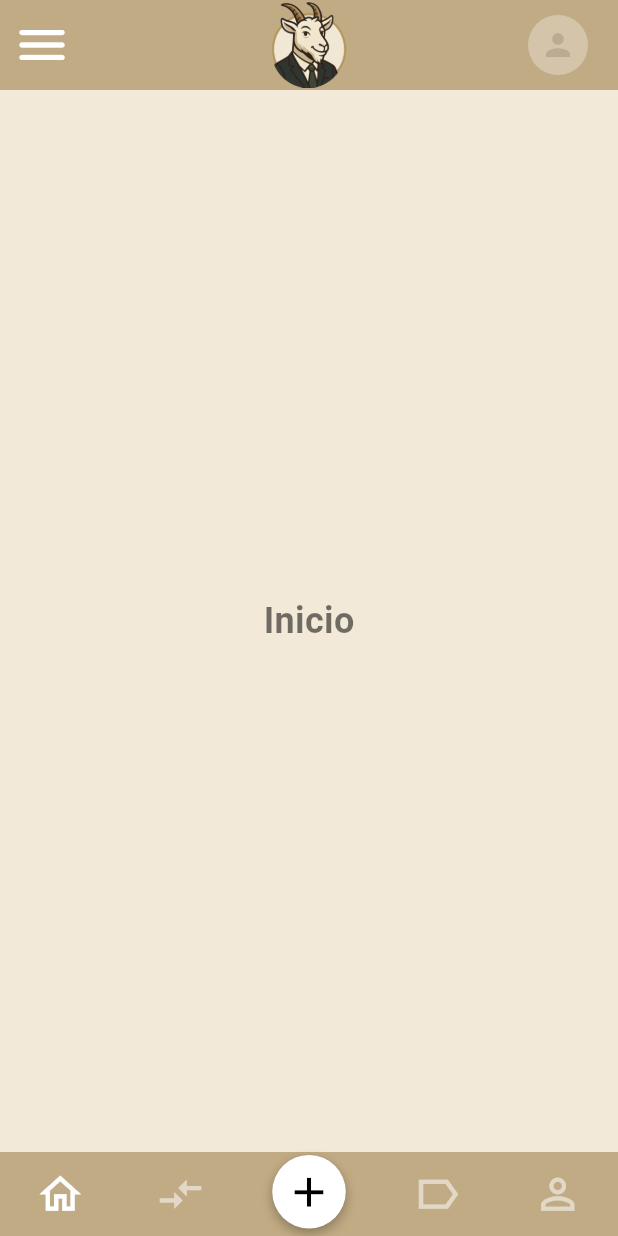
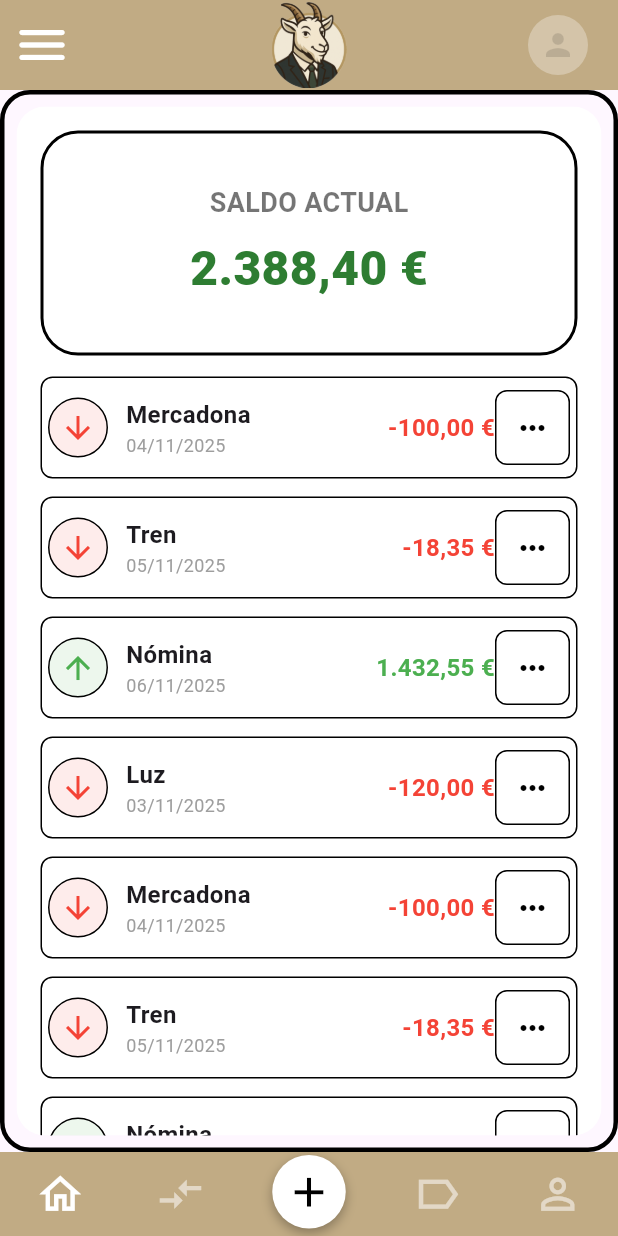
Before and after one commit to yunggraffs/chavocontrol_app, a Flutter app: the screen it shows after launch, on a phone screen of 412 x 824 dp. Run offline on Flutter 3.47's test engine with Material 3 defaults, Android fonts, the phone set to English and light mode, and no system bars.

Commit message:
Pagina inicio con widgets de saldo y movimientos hecho

```diff
--- a/lib/data/database/fake_data.dart
+++ b/lib/data/database/fake_data.dart
@@ -1,25 +1,25 @@
 import 'package:chavocontrol_app/models/categoria.dart';
-
-import '../../models/movimiento.dart';
+import 'package:chavocontrol_app/models/movimiento.dart';
 
 class FakeData {
 
   // Atributos
   static final List<Categoria> kFakeCategorias = [
     Categoria(id: 1, nombre: "Comida"),
-    Categoria(id: 2, nombre: "Tranasporte"),
+    Categoria(id: 2, nombre: "Transporte"),
     Categoria(id: 3, nombre: "Hogar"),
     Categoria(id: 4, nombre: "Facturas"),
     Categoria(id: 5, nombre: "Ingresos"),
   ];
 
-  static final List<Movimiento> kFrakeMovimientos = [
+  // La lista debe ser static final para este punto de retorno
+  static final List<Movimiento> kFakeMovimientos = [
     Movimiento(
         movimientoId: 1,
         nombre: "Mercadona",
-        importe: -100,
+        importe: -100.00,
         descripcion: null,
-        fecha: DateTime.now(),
+        fecha: DateTime.now().subtract(const Duration(days: 2)),
         categorias: [kFakeCategorias[0]]
     ),
     Movimiento(
@@ -27,7 +27,7 @@ class FakeData {
         nombre: "Tren",
         importe: -18.35,
         descripcion: "Tren a Barcelona",
-        fecha: DateTime.now(),
+        fecha: DateTime.now().subtract(const Duration(days: 1)),
         categorias: [kFakeCategorias[1]]
     ),
     Movimiento(
@@ -36,15 +36,52 @@ class FakeData {
         importe: 1432.55,
         descripcion: null,
         fecha: DateTime.now(),
-        categorias: [kFakeCategorias[5]]
+        categorias: [kFakeCategorias[4]]
     ),
     Movimiento(
         movimientoId: 4,
         nombre: "Luz",
-        importe: 120,
+        importe: -120.00,
         descripcion: "Factura de la Luz",
+        fecha: DateTime.now().subtract(const Duration(days: 3)),
+        categorias: [kFakeCategorias[3], kFakeCategorias[2]]
+    ),
+    Movimiento(
+        movimientoId: 5,
+        nombre: "Mercadona",
+        importe: -100.00,
+        descripcion: null,
+        fecha: DateTime.now().subtract(const Duration(days: 2)),
+        categorias: [kFakeCategorias[0]]
+    ),
+    Movimiento(
+        movimientoId: 6,
+        nombre: "Tren",
+        importe: -18.35,
+        descripcion: "Tren a Barcelona",
+        fecha: DateTime.now().subtract(const Duration(days: 1)),
+        categorias: [kFakeCategorias[1]]
+    ),
+    Movimiento(
+        movimientoId: 7,
+        nombre: "Nómina",
+        importe: 1432.55,
+        descripcion: null,
         fecha: DateTime.now(),
+        categorias: [kFakeCategorias[4]]
+    ),
+    Movimiento(
+        movimientoId: 8,
+        nombre: "Luz",
+        importe: -120.00,
+        descripcion: "Factura de la Luz",
+        fecha: DateTime.now().subtract(const Duration(days: 3)),
         categorias: [kFakeCategorias[3], kFakeCategorias[2]]
     ),
   ];
+
+  /// Calcula el saldo total sumando todos los importes de los movimientos.
+  static double getSaldoTotal() {
+    return kFakeMovimientos.fold(0.0, (sum, item) => sum + item.importe);
+  }
 }
--- a/lib/data/repositories/expense_repository.dart
+++ b/lib/data/repositories/expense_repository.dart
@@ -2,9 +2,14 @@ import 'package:chavocontrol_app/data/database/fake_data.dart';
 import 'package:chavocontrol_app/models/movimiento.dart';
 
 class ExpenseRepository {
+  // 1. Declaramos la dependencia
+  final FakeData fakeDataSource;
+
+  // 2. Requerimos la instancia en el constructor
+  ExpenseRepository(this.fakeDataSource);
 
   Future<List<Movimiento>> getAllMovimientos() async {
-    return FakeData.kFrakeMovimientos;
+    // 3. Accedemos a la data a través de la instancia recibida
+    return FakeData.kFakeMovimientos;
   }
-
 }
--- a/lib/main.dart
+++ b/lib/main.dart
@@ -1,14 +1,16 @@
 import 'package:chavocontrol_app/presentation/screens/splash_screen.dart';
 import 'package:flutter/material.dart';
+// NOTE: Se elimina el import de 'package:provider/provider.dart'
+// NOTE: Se elimina el import de 'package:chavocontrol_app/data/database/fake_data.dart'
 
 void main() {
+  // Se elimina el ChangeNotifierProvider
   runApp(const MyApp());
 }
 
 class MyApp extends StatelessWidget {
   const MyApp({super.key});
 
-  // This widget is the root of your application.
   @override
   Widget build(BuildContext context) {
     return MaterialApp(
--- /dev/null
+++ b/lib/presentation/screens/main_body.dart
@@ -0,0 +1,57 @@
+import 'package:flutter/material.dart';
+// NOTE: Se elimina el import de 'package:provider/provider.dart'
+import 'package:chavocontrol_app/presentation/widgets/card_saldo.dart';
+import 'package:chavocontrol_app/presentation/widgets/movement_list_item.dart';
+import 'package:chavocontrol_app/data/database/fake_data.dart'; // Importa la data
+
+class MainBody extends StatelessWidget {
+  const MainBody({super.key});
+
+  static const double borderRadius = 20.0;
+
+  @override
+  Widget build(BuildContext context) {
+
+    // 1. Obtener la lista de movimientos y calcular el saldo (ACCESO ESTÁTICO)
+    final List movimientos = FakeData.kFakeMovimientos;
+    final double saldoTotal = FakeData.getSaldoTotal();
+
+    // 2. Contenedor exterior para definir el borde.
+    return Container(
+      padding: const EdgeInsets.all(8.0),
+      decoration: BoxDecoration(
+        color: Colors.transparent,
+        borderRadius: BorderRadius.circular(borderRadius),
+        border: Border.all(
+          color: Colors.black,
+          width: 3.0,
+        ),
+      ),
+
+      child: ClipRRect(
+        borderRadius: BorderRadius.circular(borderRadius - 1),
+
+        child: Container(
+          color: Colors.white,
+          child: Column(
+            children: [
+              // 3. Pasamos el saldo total al CardSaldo
+              CardSaldo(saldo: saldoTotal),
+
+              // ZONA SCROLLABLE
+              Expanded(
+                child: ListView.builder(
+                  itemCount: movimientos.length,
+                  itemBuilder: (context, index) {
+                    final movimiento = movimientos[index];
+                    return MovementListItem(movimiento: movimiento);
+                  },
+                ),
+              ),
+            ],
+          ),
+        ),
+      ),
+    );
+  }
+}
--- a/lib/presentation/screens/main_screen.dart
+++ b/lib/presentation/screens/main_screen.dart
@@ -3,6 +3,7 @@ import 'package:chavocontrol_app/presentation/widgets/custom_appbar.dart';
 import 'package:flutter/material.dart';
 
 import '../widgets/bottom_navigation_bar.dart';
+import 'main_body.dart';
 
 class MainScreen extends StatefulWidget {
   const MainScreen({super.key});
@@ -17,7 +18,7 @@ class _MainScreenState extends State<MainScreen> {
   // Lista de Widgets (Páginas) que se mostrarán en el cuerpo del Scaffold.
   // Es importante que esta lista incluya los 6 índices usados en el CustomBottomNavigationBar (0, 1, 2, 3, 4, 5)
   final List<Widget> _pages = const <Widget>[
-    _PlaceholderScreen(title: 'Inicio', color: AppColors.primary),                  // Índice 0: Home
+    MainBody(),                  // Índice 0: Home
     _PlaceholderScreen(title: 'Lista de Movimientos', color: Colors.blueGrey),     // Índice 1: Movimientos (Lateral)
     _PlaceholderScreen(title: 'Módulo: Crear Movimiento', color: Colors.green),    // Índice 2: Acción Movimiento (Central Action)
     _PlaceholderScreen(title: 'Módulo: Crear Categoría', color: Colors.amber),     // Índice 3: Acción Categoría (Central Action)
--- /dev/null
+++ b/lib/presentation/widgets/card_saldo.dart
@@ -0,0 +1,67 @@
+import 'package:flutter/material.dart';
+import 'package:intl/intl.dart';
+
+// Asumo que AppColors está en esta ruta, ajústala si es necesario
+// import 'package:chavocontrol_app/config/app_colors.dart';
+
+class CardSaldo extends StatelessWidget {
+  final double saldo;
+
+  const CardSaldo({super.key, required this.saldo});
+
+  @override
+  Widget build(BuildContext context) {
+    // Formato de moneda
+    final currencyFormatter = NumberFormat.currency(
+      locale: 'es_ES',
+      symbol: '€',
+      decimalDigits: 2,
+    );
+    final String saldoFormatted = currencyFormatter.format(saldo);
+
+    // Color del saldo: Verde si es positivo, Rojo si es negativo
+    final Color saldoColor = saldo >= 0 ? Colors.green.shade800 : Colors.red.shade800;
+
+    return Card(
+      margin: const EdgeInsets.fromLTRB(16.0, 16.0, 16.0, 8.0),
+      shape: RoundedRectangleBorder(
+        borderRadius: BorderRadius.circular(25.0),
+        side: const BorderSide(
+          color: Colors.black,
+          width: 2.0,
+        ),
+      ),
+      color: Colors.white,
+      elevation: 0,
+
+      child: Container(
+        height: 150,
+        width: double.infinity,
+        padding: const EdgeInsets.all(16.0),
+        alignment: Alignment.center,
+        child: Column(
+          mainAxisAlignment: MainAxisAlignment.center,
+          children: [
+            const Text(
+              "SALDO ACTUAL",
+              style: TextStyle(
+                fontSize: 18,
+                fontWeight: FontWeight.bold,
+                color: Colors.black54,
+              ),
+            ),
+            const SizedBox(height: 8),
+            Text(
+              saldoFormatted,
+              style: TextStyle(
+                fontSize: 32,
+                fontWeight: FontWeight.w900,
+                color: saldoColor,
+              ),
+            ),
+          ],
+        ),
+      ),
+    );
+  }
+}
--- /dev/null
+++ b/lib/presentation/widgets/movement_list_item.dart
@@ -0,0 +1,121 @@
+import 'package:flutter/material.dart';
+import 'package:intl/intl.dart'; // Importamos la librería para formateo de moneda
+import 'package:chavocontrol_app/models/movimiento.dart';
+
+class MovementListItem extends StatelessWidget {
+  final Movimiento movimiento;
+
+  const MovementListItem({super.key, required this.movimiento});
+
+  @override
+  Widget build(BuildContext context) {
+    // 1. Lógica Central: Determinar si es Ingreso o Gasto según el signo del importe
+    final bool isIncome = movimiento.importe >= 0;
+    final Color arrowColor = isIncome ? Colors.green : Colors.red;
+    final IconData arrowIcon = isIncome ? Icons.arrow_upward : Icons.arrow_downward;
+
+    // 2. Formateo de Moneda: Usamos NumberFormat de la librería intl
+    // Esto asegura el formato de decimales y el símbolo € correcto
+    final currencyFormatter = NumberFormat.currency(
+      locale: 'es_ES', // Puedes cambiar esto según el idioma de tu app
+      symbol: '€',
+      decimalDigits: 2,
+    );
+
+    // Formatea el importe con el signo y el símbolo de moneda
+    // Usamos el importe tal cual (incluyendo el signo) para que el formateador lo maneje
+    final String amountText = currencyFormatter.format(movimiento.importe);
+
+    // 3. Formateo de Fecha (Opcional, pero útil)
+    final String dateText = DateFormat('dd/MM/yyyy').format(movimiento.fecha);
+
+
+    return Padding(
+      padding: const EdgeInsets.symmetric(horizontal: 16.0, vertical: 6.0),
+      child: Container(
+        // Contenedor para simular el borde negro alrededor del item
+        decoration: BoxDecoration(
+          border: Border.all(color: Colors.black, width: 1.0),
+          borderRadius: BorderRadius.circular(8.0),
+        ),
+
+        child: Padding(
+          padding: const EdgeInsets.symmetric(vertical: 8.0, horizontal: 4.0),
+          child: Row(
+            mainAxisAlignment: MainAxisAlignment.spaceBetween,
+            children: [
+              // --- PARTE IZQUIERDA: Flecha + Nombre ---
+              Row(
+                mainAxisSize: MainAxisSize.min,
+                children: [
+                  // Contenedor de la Flecha
+                  Container(
+                    width: 40,
+                    height: 40,
+                    decoration: BoxDecoration(
+                      border: Border.all(color: Colors.black, width: 1.0),
+                      borderRadius: BorderRadius.circular(20.0),
+                      color: isIncome ? Colors.green.withOpacity(0.1) : Colors.red.withOpacity(0.1),
+                    ),
+                    child: Icon(arrowIcon, color: arrowColor, size: 24),
+                  ),
+
+                  const SizedBox(width: 12),
+
+                  // Nombre del movimiento (y opcionalmente la fecha en una columna)
+                  Column(
+                    crossAxisAlignment: CrossAxisAlignment.start,
+                    children: [
+                      Text(
+                        movimiento.nombre,
+                        style: const TextStyle(fontWeight: FontWeight.bold, fontSize: 16),
+                      ),
+                      // Opcional: Mostrar la fecha debajo del nombre
+                      Text(
+                        dateText,
+                        style: const TextStyle(fontSize: 12, color: Colors.grey),
+                      ),
+                    ],
+                  ),
+                ],
+              ),
+
+              // --- PARTE DERECHA: Importe + Opciones ---
+              Row(
+                mainAxisSize: MainAxisSize.min,
+                children: [
+                  // Importe del movimiento
+                  Text(
+                    amountText, // Usa el importe formateado, con el signo ya incluido
+                    style: TextStyle(
+                      color: arrowColor,
+                      fontWeight: FontWeight.bold,
+                      fontSize: 16,
+                    ),
+                  ),
+
+                  // Botón de opciones (3 puntos)
+                  Container(
+                    decoration: BoxDecoration(
+                      border: Border.all(color: Colors.black, width: 1.0),
+                      borderRadius: BorderRadius.circular(8.0),
+                    ),
+                    child: IconButton(
+                      icon: const Icon(Icons.more_horiz, color: Colors.black),
+                      onPressed: () {
+                        // Lógica para mostrar opciones de editar/eliminar
+                        print('Opciones para ${movimiento.nombre}');
+                      },
+                      padding: EdgeInsets.zero,
+                      constraints: const BoxConstraints(minWidth: 40, minHeight: 40), // Le damos un tamaño mínimo decente
+                    ),
+                  ),
+                ],
+              ),
+            ],
+          ),
+        ),
+      ),
+    );
+  }
+}
--- a/pubspec.yaml
+++ b/pubspec.yaml
@@ -31,6 +31,7 @@ dependencies:
   flutter:
     sdk: flutter
   intl: ^0.18.0
+  provider: ^6.0.5
 
   # The following adds the Cupertino Icons font to your application.
   # Use with the CupertinoIcons class for iOS style icons.
```
Also changed, not shown: pubspec.lock.
